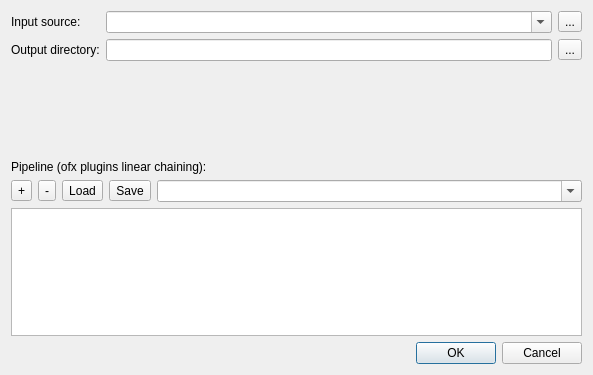
Old version of the form applications/kaliscope_qt/src/settings/ui/RecordingSettingsDialog.ui in the repository edubois/kaliscope.
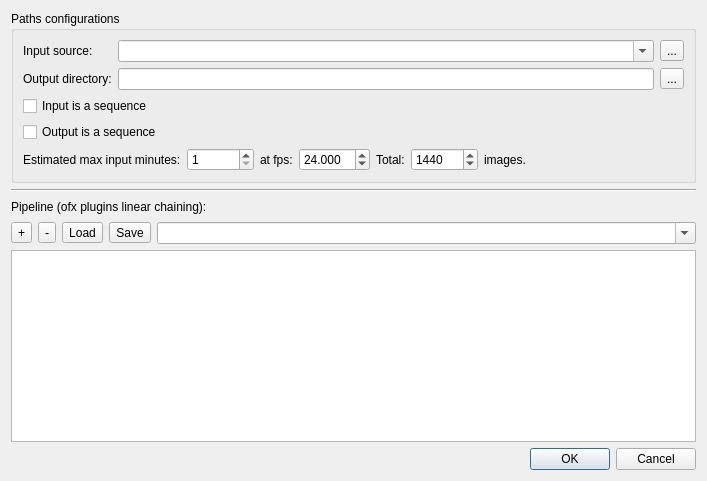
New version of the form. Icons and pictures are not drawn.

Commit message: kaliscope-qt: added input/output path handling.

```diff
--- a/applications/kaliscope_qt/src/settings/ui/RecordingSettingsDialog.ui
+++ b/applications/kaliscope_qt/src/settings/ui/RecordingSettingsDialog.ui
@@ -6,8 +6,8 @@
    <rect>
     <x>0</x>
     <y>0</y>
-    <width>593</width>
-    <height>375</height>
+    <width>707</width>
+    <height>481</height>
    </rect>
   </property>
   <property name="windowTitle">
@@ -19,6 +19,12 @@
   </property>
   <layout class="QVBoxLayout" name="verticalLayout">
    <item>
+    <widget class="QGroupBox" name="groupBox">
+     <property name="title">
+      <string>Paths configurations</string>
+     </property>
+     <layout class="QVBoxLayout" name="verticalLayout_2">
+      <item>
     <layout class="QFormLayout" name="formLayout">
      <property name="fieldGrowthPolicy">
       <enum>QFormLayout::AllNonFixedFieldsGrow</enum>
@@ -91,18 +97,131 @@
     </layout>
    </item>
    <item>
-    <spacer name="verticalSpacer">
+       <widget class="QCheckBox" name="cbInputIsSequence">
+        <property name="text">
+         <string>Input is a sequence</string>
+        </property>
+       </widget>
+      </item>
+      <item>
+       <widget class="QCheckBox" name="cbOutputIsSequence">
+        <property name="text">
+         <string>Output is a sequence</string>
+        </property>
+       </widget>
+      </item>
+      <item>
+       <layout class="QHBoxLayout" name="horizontalLayout_5">
+        <property name="topMargin">
+         <number>0</number>
+        </property>
+        <item>
+         <widget class="QLabel" name="label_4">
+          <property name="text">
+           <string>Estimated max input minutes:</string>
+          </property>
+         </widget>
+        </item>
+        <item>
+         <widget class="QSpinBox" name="spinInputMinutes">
+          <property name="minimum">
+           <number>1</number>
+          </property>
+          <property name="maximum">
+           <number>999999999</number>
+          </property>
+         </widget>
+        </item>
+        <item>
+         <widget class="QLabel" name="label_5">
+          <property name="sizePolicy">
+           <sizepolicy hsizetype="Maximum" vsizetype="Preferred">
+            <horstretch>0</horstretch>
+            <verstretch>0</verstretch>
+           </sizepolicy>
+          </property>
+          <property name="minimumSize">
+           <size>
+            <width>0</width>
+            <height>0</height>
+           </size>
+          </property>
+          <property name="maximumSize">
+           <size>
+            <width>16777215</width>
+            <height>16777215</height>
+           </size>
+          </property>
+          <property name="text">
+           <string>at fps:</string>
+          </property>
+         </widget>
+        </item>
+        <item>
+         <widget class="QDoubleSpinBox" name="spinFps">
+          <property name="decimals">
+           <number>3</number>
+          </property>
+          <property name="maximum">
+           <double>999.000000000000000</double>
+          </property>
+          <property name="value">
+           <double>24.000000000000000</double>
+          </property>
+         </widget>
+        </item>
+        <item>
+         <widget class="QLabel" name="label_6">
+          <property name="text">
+           <string>Total:</string>
+          </property>
+         </widget>
+        </item>
+        <item>
+         <widget class="QSpinBox" name="spinNbImg">
+          <property name="readOnly">
+           <bool>false</bool>
+          </property>
+          <property name="maximum">
+           <number>999999999</number>
+          </property>
+          <property name="value">
+           <number>1440</number>
+          </property>
+         </widget>
+        </item>
+        <item>
+         <widget class="QLabel" name="label_7">
+          <property name="text">
+           <string>images.</string>
+          </property>
+         </widget>
+        </item>
+        <item>
+         <spacer name="horizontalSpacer">
      <property name="orientation">
-      <enum>Qt::Vertical</enum>
+           <enum>Qt::Horizontal</enum>
      </property>
      <property name="sizeHint" stdset="0">
       <size>
-       <width>20</width>
-       <height>40</height>
+            <width>40</width>
+            <height>20</height>
       </size>
      </property>
     </spacer>
    </item>
+       </layout>
+      </item>
+     </layout>
+    </widget>
+   </item>
+   <item>
+    <widget class="Line" name="line">
+     <property name="orientation">
+      <enum>Qt::Horizontal</enum>
+     </property>
+    </widget>
+   </item>
    <item>
     <widget class="QLabel" name="label_3">
      <property name="text">
@@ -163,7 +282,7 @@
      <property name="maximumSize">
       <size>
        <width>16777215</width>
-       <height>128</height>
+       <height>192</height>
       </size>
      </property>
      <property name="autoScroll">
```
Left out of the diff: 5 changed lines with no effect on the pictures. Lines whose indentation alone changed are shown as unchanged. The commit also changes 3 other files.
